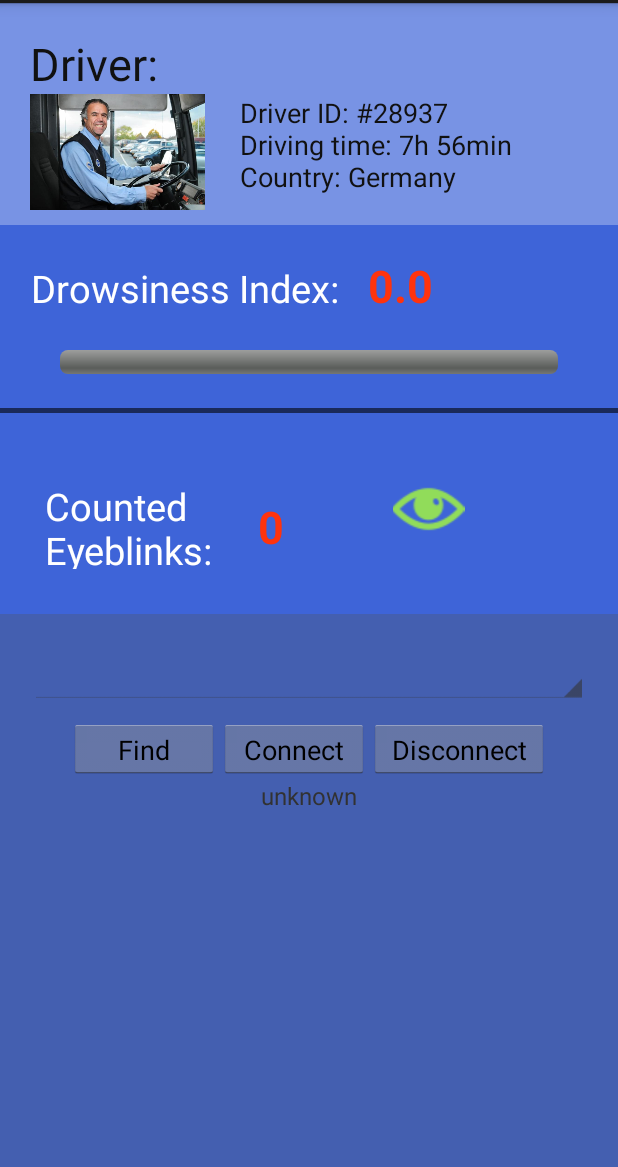
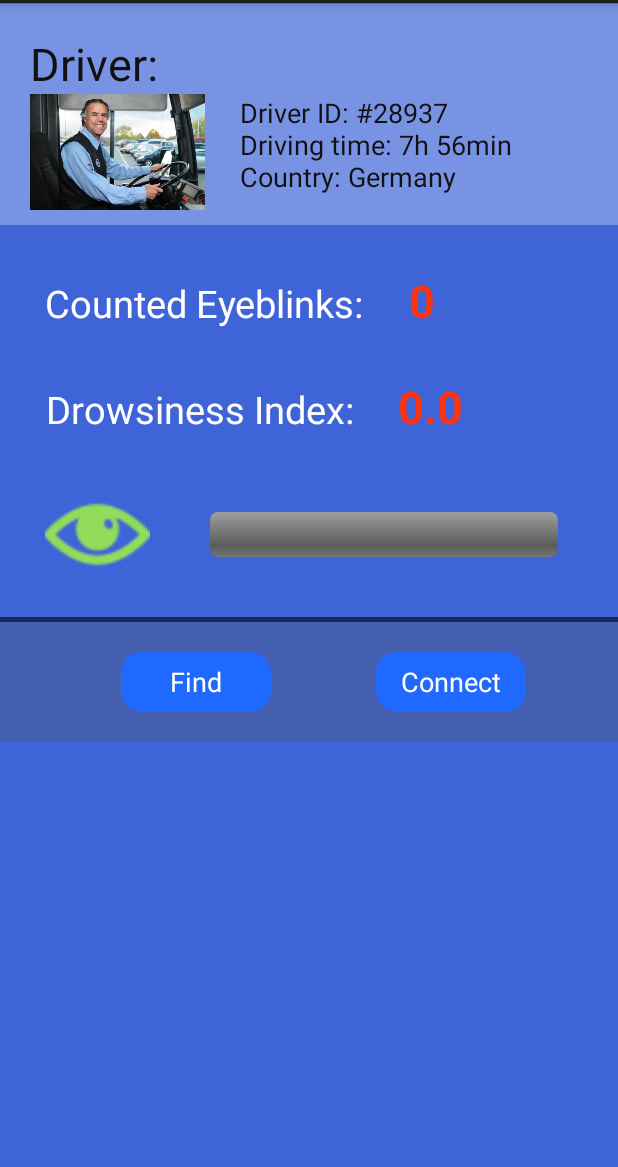
Before and after one commit to Fololo/BrainGuard, an Android app: the screen it shows after launch (MainActivity), on a phone screen of 412 x 824 dp, the part 69-1236 px from its top. Run offline under Robolectric (Android 15) with nearby library versions, the phone set to English and light mode, and no system bars; 4 statements that could not run were skipped.

Commit message:
New interface

```diff
--- a/AttentionTester/src/main/java/com/choosemuse/example/libmuse/MainActivity.java
+++ b/AttentionTester/src/main/java/com/choosemuse/example/libmuse/MainActivity.java
@@ -12,6 +12,7 @@ import android.bluetooth.BluetoothAdapter;
 import android.content.Context;
 import android.content.DialogInterface;
 import android.content.pm.PackageManager;
+import android.graphics.Color;
 import android.graphics.drawable.Drawable;
 import android.media.Ringtone;
 import android.media.RingtoneManager;
@@ -303,7 +304,7 @@ public class MainActivity extends Activity implements OnClickListener {
 
         // Start up a thread for asynchronous file operations.
         // This is only needed if you want to do File I/O.
-        fileThread.start();
+        //fileThread.start();
 
         // Start our asynchronous updates of the UI.
         handler.post(tickUi);
@@ -330,7 +331,16 @@ public class MainActivity extends Activity implements OnClickListener {
             manager.stopListening();
             manager.startListening();
 
-        } else if (v.getId() == R.id.connect) {
+            List<Muse> availableMuses = manager.getMuses();
+            Spinner musesSpinner = (Spinner) findViewById(R.id.muses_spinner);
+
+            // Check that we actually have something to connect to.
+            if (availableMuses.size() > 0 ) {
+                Button But = (Button)findViewById(R.id.refresh);
+                But.setBackgroundResource(R.drawable.buttonconnected);
+            }
+        }
+        else if (v.getId() == R.id.connect) {
 
             // The user has pressed the "Connect" button to connect to
             // the headband in the spinner.
@@ -346,7 +356,8 @@ public class MainActivity extends Activity implements OnClickListener {
             // Check that we actually have something to connect to.
             if (availableMuses.size() < 1 || musesSpinner.getAdapter().getCount() < 1) {
                 Log.w(TAG, "There is nothing to connect to");
-            } else {
+            }
+            else {
 
                 // Cache the Muse that the user has selected.
                 muse = availableMuses.get(musesSpinner.getSelectedItemPosition());
@@ -391,25 +402,26 @@ public class MainActivity extends Activity implements OnClickListener {
                 muse.runAsynchronously();
             }
 
-        } else if (v.getId() == R.id.disconnect) {
+        }
+        //else if (v.getId() == R.id.disconnect) {
 
             // The user has pressed the "Disconnect" button.
             // Disconnect from the selected Muse.
-            if (muse != null) {
-                muse.disconnect();
-            }
-
-        } //else if (v.getId() == R.id.pause) {
+        //    if (muse != null) {
+        //        muse.disconnect();
+        //    }
+        //}
+        //else if (v.getId() == R.id.pause) {
 
             // The user has pressed the "Pause/Resume" button to either pause or
             // resume data transmission.  Toggle the state and pause or resume the
             // transmission on the headband.
-            if (muse != null) {
-                dataTransmission = !dataTransmission;
-                muse.enableDataTransmission(dataTransmission);
-            }
-        }
-    //}
+        //    if (muse != null) {
+        //        dataTransmission = !dataTransmission;
+        //        muse.enableDataTransmission(dataTransmission);
+        //    }
+        //}
+    }
 
     //--------------------------------------
     // Permissions
@@ -483,17 +495,29 @@ public class MainActivity extends Activity implements OnClickListener {
         final ConnectionState current = p.getCurrentConnectionState();
 
         // Format a message to show the change of connection state in the UI.
-        final String status = p.getPreviousConnectionState() + " -> " + current;
-        Log.i(TAG, status);
+        //final String status = p.getPreviousConnectionState() + " -> " + current;
+        //Log.i(TAG, status);
 
         // Update the UI with the change in connection state.
         handler.post(new Runnable() {
             @Override
             public void run() {
 
-                final TextView statusText = (TextView) findViewById(R.id.con_status);
-                statusText.setText(status);
+                //final TextView statusText = (TextView) findViewById(R.id.con_status);
+                //statusText.setText(status);
 
+                if (current == ConnectionState.CONNECTED){
+                    Button But = (Button)findViewById(R.id.connect);
+                    But.setBackgroundResource(R.drawable.buttonconnected);
+                }
+                else if (current == ConnectionState.DISCONNECTED){
+                    Button But = (Button)findViewById(R.id.connect);
+                    But.setBackgroundResource(R.drawable.buttondisconnected);
+                }
+                else if (current == ConnectionState.CONNECTING){
+                    View But = (Button)findViewById(R.id.connect);
+                    But.setBackgroundResource(R.drawable.buttonconnecting);
+                }
                 final MuseVersion museVersion = muse.getMuseVersion();
                 //final TextView museVersionText = (TextView) findViewById(R.id.version);
                 // If we haven't yet connected to the headband, the version information
@@ -692,18 +716,22 @@ public class MainActivity extends Activity implements OnClickListener {
     public void ArtifactHandler(final MuseArtifactPacket p, final Muse muse){
         if (p.getBlink()) {
 
+            blinkStale = true;
+
             // Muse detects 2 Artefacts per Eyeblink:
             // One for opening and one for closing the eyes
             BlinkCountAll++;
 
             // Get the actual number of Eyeblinks
-            if((p.getTimestamp() - lastblink) > 300000)
-            {
+            if((p.getTimestamp() - lastblink) < 300000){
+                EyeClosed = true;
+            }
+            else{
 
+                EyeClosed = false;
                 long intervall = p.getTimestamp() - lastblink;
                 lastblink = p.getTimestamp();
                 blinkCountReal++;
-                blinkStale = true;
 
                 // Calculate Blinks per Minute:
                 //if ((p.getTimestamp() - lastblinkminute) < 60000000) {
@@ -717,7 +745,7 @@ public class MainActivity extends Activity implements OnClickListener {
                 if(intArray.size()==3) {
                     long diff = intArray.get(2) - intArray.get(0);
                     intArray.remove(0);
-                    if(diff < 2000000 && BlinkAlert==false)
+                    if(diff < 1000000 && BlinkAlert==false)
                     {
                         BlinkAlert = true;
                         intArray.clear();
@@ -737,9 +765,9 @@ public class MainActivity extends Activity implements OnClickListener {
            // PopupWindowHeadbandOff(findViewById(R.id.main));
         }
 
-        System.out.println("Blink Buffer --    " + blinkCountReal);
-        System.out.println("Blink Count --    " + BlinkCountAll);
-        System.out.println("Blink Alert --    " + BlinkAlert);
+        // System.out.println("Blink Buffer --    " + blinkCountReal);
+        // System.out.println("Blink Count --    " + BlinkCountAll);
+        // System.out.println("Blink Alert --    " + BlinkAlert);
     }
 
 
@@ -891,8 +919,8 @@ public class MainActivity extends Activity implements OnClickListener {
         refreshButton.setOnClickListener(this);
         Button connectButton = (Button) findViewById(R.id.connect);
         connectButton.setOnClickListener(this);
-        Button disconnectButton = (Button) findViewById(R.id.disconnect);
-        disconnectButton.setOnClickListener(this);
+        //Button disconnectButton = (Button) findViewById(R.id.disconnect);
+        //disconnectButton.setOnClickListener(this);
         //Button pauseButton = (Button) findViewById(R.id.pause);
         //pauseButton.setOnClickListener(this);
 
@@ -978,22 +1006,25 @@ public class MainActivity extends Activity implements OnClickListener {
 
     private void updateScore(){
         TextView Score = (TextView)findViewById(R.id.Index);
-        Score.setText(String.format("%6.2f", drowsinessScore));
+        ProgressBar ScoreBar = (ProgressBar)findViewById(R.id.progressBar);
 
-        ProgressBar ScoreBar = (ProgressBar)findViewById(R.id.progressBar);
         if(drowsinessScore<4){
             Drawable bar = getResources().getDrawable(R.drawable.score);
             ScoreBar.setProgressDrawable(bar);
+            Score.setTextColor(Color.parseColor("#008000"));
         }
         else if (drowsinessScore<6){
             Drawable bar = getResources().getDrawable(R.drawable.scoremedium);
             ScoreBar.setProgressDrawable(bar);
+            Score.setTextColor(Color.parseColor("#FDB82B"));
         }
         else{
             Drawable bar = getResources().getDrawable(R.drawable.scorehigh);
             ScoreBar.setProgressDrawable(bar);
+            Score.setTextColor(Color.parseColor("#E24825"));
         }
 
+        Score.setText(String.format("%6.2f", drowsinessScore));
         ScoreBar.setProgress((int) drowsinessScore);
     }
 
--- /dev/null
+++ b/AttentionTester/src/main/res/drawable/button.xml
@@ -0,0 +1,20 @@
+<?xml version="1.0" encoding="utf-8"?>
+<shape xmlns:android="http://schemas.android.com/apk/res/android"
+    android:shape="rectangle" >
+    <corners
+        android:radius="14dp"
+        />
+    <solid
+        android:color="#1F69FF"
+        />
+    <padding
+        android:left="0dp"
+        android:top="0dp"
+        android:right="0dp"
+        android:bottom="0dp"
+        />
+    <size
+        android:width="100dp"
+        android:height="40dp"
+        />
+</shape>
--- /dev/null
+++ b/AttentionTester/src/main/res/drawable/buttonconnected.xml
@@ -0,0 +1,20 @@
+<?xml version="1.0" encoding="utf-8"?>
+<shape xmlns:android="http://schemas.android.com/apk/res/android"
+    android:shape="rectangle" >
+    <corners
+        android:radius="14dp"
+        />
+    <solid
+        android:color="#008000"
+        />
+    <padding
+        android:left="0dp"
+        android:top="0dp"
+        android:right="0dp"
+        android:bottom="0dp"
+        />
+    <size
+        android:width="100dp"
+        android:height="40dp"
+        />
+</shape>
--- /dev/null
+++ b/AttentionTester/src/main/res/drawable/buttonconnecting.xml
@@ -0,0 +1,20 @@
+<?xml version="1.0" encoding="utf-8"?>
+<shape xmlns:android="http://schemas.android.com/apk/res/android"
+    android:shape="rectangle" >
+    <corners
+        android:radius="14dp"
+        />
+    <solid
+        android:color="#fdb82b"
+        />
+    <padding
+        android:left="0dp"
+        android:top="0dp"
+        android:right="0dp"
+        android:bottom="0dp"
+        />
+    <size
+        android:width="100dp"
+        android:height="40dp"
+        />
+</shape>
--- /dev/null
+++ b/AttentionTester/src/main/res/drawable/buttondisconnected.xml
@@ -0,0 +1,20 @@
+<?xml version="1.0" encoding="utf-8"?>
+<shape xmlns:android="http://schemas.android.com/apk/res/android"
+    android:shape="rectangle" >
+    <corners
+        android:radius="14dp"
+        />
+    <solid
+        android:color="#FF330d"
+        />
+    <padding
+        android:left="0dp"
+        android:top="0dp"
+        android:right="0dp"
+        android:bottom="0dp"
+        />
+    <size
+        android:width="100dp"
+        android:height="40dp"
+        />
+</shape>
--- a/AttentionTester/src/main/res/layout/activity_main.xml
+++ b/AttentionTester/src/main/res/layout/activity_main.xml
@@ -41,12 +41,42 @@
             android:text="Driver ID: #28937\nDriving time: 7h 56min\nCountry: Germany" />
     </LinearLayout>
 
+    <LinearLayout
+        android:layout_width="match_parent"
+        android:layout_height="wrap_content"
+        android:layout_marginTop="30dp"
+        android:layout_marginLeft="30dp"
+        android:layout_marginRight="30dp"
+        android:orientation="horizontal">
+        <TextView
+            android:layout_width="wrap_content"
+            android:layout_height="wrap_content"
+            android:textSize="25dp"
+            android:gravity="left"
+            android:textColor="#ffffff"
+            android:text="Counted Eyeblinks:"/>
 
+        <TextView
+            android:layout_width="wrap_content"
+            android:layout_height="wrap_content"
+            android:gravity="center"
+            android:id="@+id/Blinks"
+            android:layout_marginLeft="30dp"
+            android:textSize="30dp"
+            android:layout_marginTop="0dp"
+            android:textStyle="bold"
+            android:textColor="#FF330d"
+            android:text="0"/>
+
+    </LinearLayout>
 
     <LinearLayout
         android:layout_width="match_parent"
         android:layout_height="wrap_content"
-        android:layout_margin="20dp"
+        android:layout_marginLeft="30dp"
+        android:layout_marginRight="30dp"
+        android:layout_marginTop="30dp"
+        android:layout_marginBottom="20dp"
         android:layout_gravity="center">
 
         <TextView
@@ -61,7 +91,8 @@
             android:layout_width="wrap_content"
             android:layout_height="wrap_content"
             android:id="@+id/Index"
-            android:layout_marginLeft="20dp"
+            android:layout_marginLeft="30dp"
+            android:layout_marginTop="0dp"
             android:textSize="30dp"
             android:textStyle="bold"
             android:textColor="#FF330d"
@@ -71,14 +102,22 @@
     <LinearLayout
         android:layout_width="match_parent"
         android:layout_height="wrap_content"
-        android:gravity="center">
+        android:orientation="horizontal">
+
+        <ImageView
+            android:layout_width="70dp"
+            android:layout_height="70dp"
+            android:layout_marginLeft="30dp"
+            android:layout_marginTop="10dp"
+            android:id="@+id/Eye"
+            android:src="@drawable/eyeopen"/>
 
         <ProgressBar
             style="?android:attr/progressBarStyleHorizontal"
-            android:layout_width="fill_parent"
-            android:layout_height="wrap_content"
-            android:layout_marginTop="5dp"
-            android:layout_marginBottom="10dp"
+            android:layout_width="match_parent"
+            android:layout_height="30dp"
+            android:layout_marginTop="30dp"
+            android:layout_marginBottom="30dp"
             android:layout_marginLeft="40dp"
             android:layout_marginRight="40dp"
             android:id="@+id/progressBar"
@@ -90,54 +129,40 @@
     <View
         android:layout_width="fill_parent"
         android:layout_height="3dp"
-        android:layout_marginBottom="10dp"
         android:layout_marginTop="10dp"
         android:background="#96020202" />
 
     <LinearLayout
         android:layout_width="match_parent"
         android:layout_height="wrap_content"
-        android:layout_margin="30dp"
-        android:orientation="horizontal">
-        <TextView
-            android:layout_width="wrap_content"
-            android:layout_height="wrap_content"
-            android:textSize="25dp"
-            android:gravity="left"
-            android:textColor="#ffffff"
-            android:text="Counted \nEyeblinks:"/>
+        android:orientation="horizontal"
+        android:gravity="center"
+        android:background="#4d545454">
 
-        <TextView
-            android:layout_width="wrap_content"
-            android:layout_height="wrap_content"
-            android:gravity="center"
-            android:id="@+id/Blinks"
-            android:layout_marginLeft="30dp"
-            android:textSize="30dp"
-            android:layout_marginTop="15dp"
-            android:textStyle="bold"
-            android:textColor="#FF330d"
-            android:text="0"/>
-
-        <ImageView
-            android:layout_width="match_parent"
-            android:layout_height="wrap_content"
-            android:foregroundGravity="center"
-            android:id="@+id/Eye"
-            android:layout_gravity="center_horizontal"
-            android:src="@drawable/eyeopen"/>
-
+        <Button
+            android:id="@+id/refresh"
+            android:layout_margin="20dp"
+            android:layout_marginRight="50dp"
+            android:textColor="#FFFFFF"
+            android:layout_width="100dp"
+            android:layout_height="40dp"
+            android:text="Find"
+            android:background="@drawable/button"/>
+        <Button
+            android:id="@+id/connect"
+            android:layout_marginLeft="50dp"
+            android:layout_width="100dp"
+            android:layout_height="40dp"
+            android:textColor="#FFFFFF"
+            android:text="@string/connect"
+            android:background="@drawable/button"/>
     </LinearLayout>
 
     <LinearLayout
-        android:layout_width="match_parent"
-        android:layout_height="match_parent"
-        android:orientation="vertical"
-        android:background="#4d545454">
-
-        <LinearLayout
+        android:visibility="invisible"
         android:layout_width="match_parent"
         android:layout_height="wrap_content"
+        android:layout_marginTop="10000dp"
         android:layout_marginLeft="20dp"
         android:layout_marginRight="20dp"
         android:orientation="horizontal" >
@@ -147,44 +172,4 @@
             android:layout_height="60dp" />
     </LinearLayout>
 
-        <LinearLayout
-            android:layout_width="match_parent"
-            android:layout_height="wrap_content"
-            android:orientation="horizontal"
-            android:gravity="center"
-            android:layout_marginLeft="20dp"
-            android:layout_marginRight="20dp"
-            android:layout_marginTop="10dp"
-            >
-
-            <Button
-                android:id="@+id/refresh"
-                android:layout_width="100dp"
-                android:layout_height="40dp"
-                android:text="Find" />
-            <Button
-                android:id="@+id/connect"
-                android:layout_width="100dp"
-                android:layout_height="40dp"
-                android:text="@string/connect"/>
-            <Button
-                android:id="@+id/disconnect"
-                android:layout_width="120dp"
-                android:layout_height="40dp"
-                android:text="@string/disconnect" />
 </LinearLayout>
-        <LinearLayout
-            android:layout_width="match_parent"
-            android:layout_height="wrap_content">
-
-            <TextView
-                android:id="@+id/con_status"
-                android:layout_width="match_parent"
-                android:layout_height="match_parent"
-                android:gravity="center"
-                android:layout_weight="1"
-                android:textSize="16sp"
-                android:text="@string/undefined" />
-        </LinearLayout>
-    </LinearLayout>
-</LinearLayout>
```
Also changed, not shown: 30 other files. Lines whose indentation alone changed are shown as unchanged.
